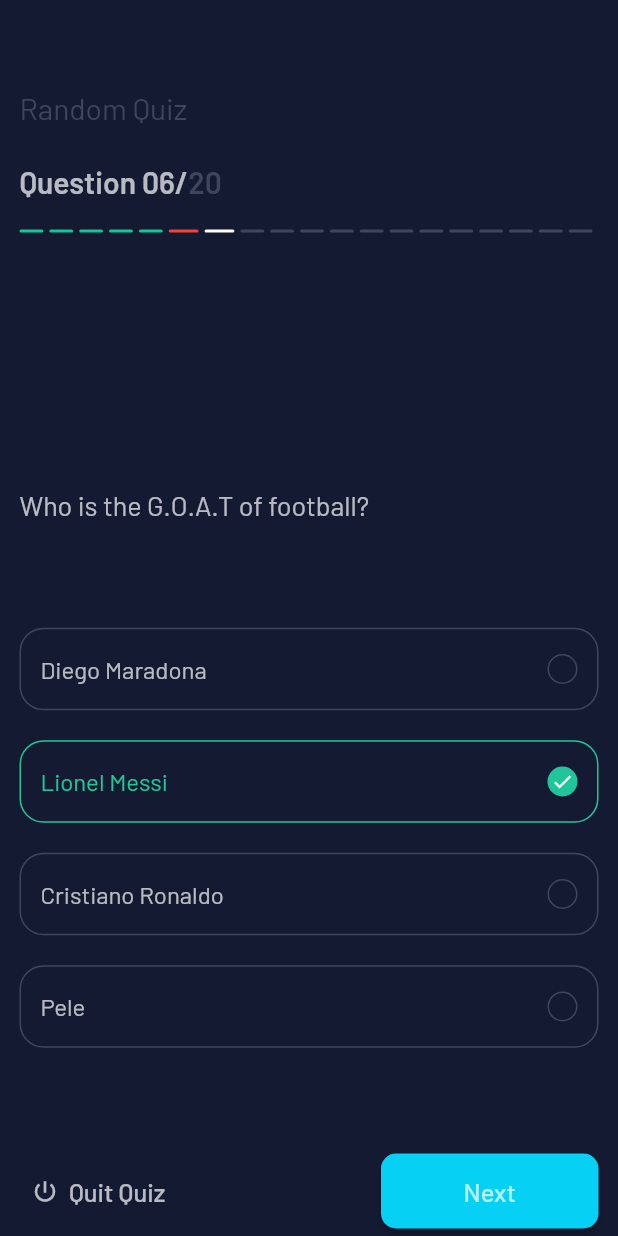
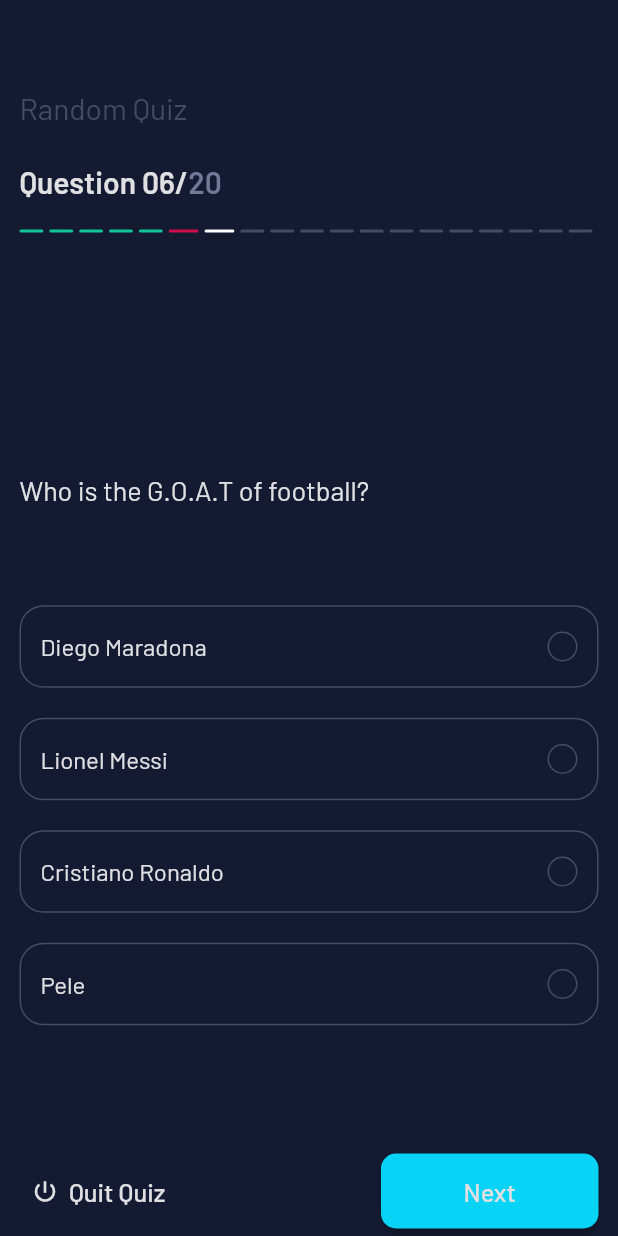
Before and after one commit to JamiuJimoh/Leading-Future-Takers, a Flutter app: the screen it shows after launch, on a phone screen of 412 x 824 dp. Run offline on Flutter 3.47's test engine with Material 2 defaults, Android fonts, the light colour scheme and no system bars; our stand-ins replace google_fonts.

Commit message:
completed the quiz ui

```diff
--- a/Flutter/quiz/lib/choice_indicator.dart
+++ /dev/null
@@ -1,27 +0,0 @@
-import 'package:flutter/material.dart';
-
-class ChoiceIndicator extends StatelessWidget {
-  const ChoiceIndicator({
-    Key? key,
-    required this.isChosen,
-  }) : super(key: key);
-  final bool isChosen;
-
-  @override
-  Widget build(BuildContext context) {
-    return Container(
-      height: 20.0,
-      width: 20.0,
-      decoration: BoxDecoration(
-        color: isChosen ? const Color(0xFF20C69A) : null,
-        border: Border.all(
-          color: isChosen ? const Color(0xFF20C69A) : const Color(0xFF40455E),
-        ),
-        borderRadius: BorderRadius.circular(50.0),
-      ),
-      child: isChosen
-          ? const Icon(Icons.check, size: 15.0, color: Colors.white)
-          : null,
-    );
-  }
-}
--- /dev/null
+++ b/Flutter/quiz/lib/constants.dart
@@ -0,0 +1,9 @@
+import 'dart:ui';
+
+const Color kOnPrimary3 = Color(0xFF464B64);
+const Color kOnPrimary2 = Color(0xFF737996);
+const Color kOnPrimary1 = Color(0xFFE0E0E3);
+const Color kSuccess = Color(0xFF10C69A);
+const Color kFailure = Color(0xFFCE0E4B);
+const Color kButtonColor = Color(0xFF06D3F6);
+const Color kBackgroundColor = Color(0xFF141A32);
--- a/Flutter/quiz/lib/home_page.dart
+++ b/Flutter/quiz/lib/home_page.dart
@@ -1,8 +1,9 @@
 import 'package:flutter/material.dart';
 import 'package:google_fonts/google_fonts.dart';
 
-import 'options_box.dart';
-import 'progress_bar.dart';
+import 'constants.dart';
+import 'widgets/options_box.dart';
+import 'widgets/progress_bar.dart';
 
 class HomePage extends StatelessWidget {
   const HomePage({Key? key}) : super(key: key);
@@ -20,7 +21,7 @@
             Text(
               'Random Quiz',
               style: GoogleFonts.barlow(
-                color: const Color(0xFF40455E),
+                color: kOnPrimary3,
                 fontSize: 20.0,
               ),
             ),
@@ -30,7 +31,7 @@
                 Text(
                   'Question 06/',
                   style: GoogleFonts.barlow(
-                    color: Colors.white70,
+                    color: kOnPrimary1,
                     fontSize: 20.0,
                     fontWeight: FontWeight.w600,
                   ),
@@ -38,7 +39,7 @@
                 Text(
                   '20',
                   style: GoogleFonts.barlow(
-                    color: const Color(0xFF40455E),
+                    color: kOnPrimary2,
                     fontSize: 20.0,
                     fontWeight: FontWeight.w600,
                   ),
@@ -56,11 +57,19 @@
                   Text(
                     'Who is the G.O.A.T of football?',
                     style: GoogleFonts.barlow(
-                      color: Colors.white70,
+                      color: kOnPrimary1,
                       fontSize: 18.0,
                     ),
                   ),
-                  const OptionsBox(),
+                  const OptionsBox(
+                    answer: 'Lionel Messi',
+                    options: [
+                      'Diego Maradona',
+                      'Lionel Messi',
+                      'Cristiano Ronaldo',
+                      'Pele',
+                    ],
+                  ),
                 ],
               ),
             ),
@@ -74,13 +83,13 @@
                       const Icon(
                         Icons.power_settings_new,
                         size: 18.0,
-                        color: Colors.white70,
+                        color: kOnPrimary1,
                       ),
                       const SizedBox(width: 7.0),
                       Text(
                         'Quit Quiz',
                         style: GoogleFonts.barlow(
-                          color: Colors.white70,
+                          color: kOnPrimary1,
                           fontSize: 17.0,
                         ),
                       ),
@@ -94,13 +103,13 @@
                     shape: RoundedRectangleBorder(
                       borderRadius: BorderRadius.circular(10.0),
                     ),
-                    primary: const Color(0xFF06D0F3),
+                    primary: kButtonColor,
                   ),
                   onPressed: () {},
                   child: Text(
                     'Next',
                     style: GoogleFonts.barlow(
-                      color: Colors.white70,
+                      color: kOnPrimary1,
                       fontSize: 17.0,
                     ),
                   ),
--- a/Flutter/quiz/lib/main.dart
+++ b/Flutter/quiz/lib/main.dart
@@ -1,4 +1,6 @@
 import 'package:flutter/material.dart';
+
+import 'constants.dart';
 import 'home_page.dart';
 
 // https://dribbble.com/shots/8210470-Quiz-App-Mobile-Application/attachments/586455?mode=media
@@ -19,9 +21,7 @@
     return MaterialApp(
       title: 'Flutter Demo',
       theme: ThemeData(
-        // primarySwatch: Color(0xFF10C69A),
-        backgroundColor: const Color(0xFF141A32),
-
+        backgroundColor: kBackgroundColor,
       ),
       home: const HomePage(),
     );
--- a/Flutter/quiz/lib/options_box.dart
+++ /dev/null
@@ -1,66 +0,0 @@
-import 'package:flutter/material.dart';
-import 'package:google_fonts/google_fonts.dart';
-
-import 'package:quiz/choice_indicator.dart';
-
-class OptionsBox extends StatelessWidget {
-  const OptionsBox({Key? key}) : super(key: key);
-
-  @override
-  Widget build(BuildContext context) {
-    return Column(
-      crossAxisAlignment: CrossAxisAlignment.stretch,
-      children: const [
-        _Options(option: 'Diego Maradona'),
-        SizedBox(height: 20.0),
-        _Options(option: 'Lionel Messi', isChosen: true),
-        SizedBox(height: 20.0),
-        _Options(option: 'Cristiano Ronaldo'),
-        SizedBox(height: 20.0),
-        _Options(option: 'Pele'),
-      ],
-    );
-  }
-}
-
-class _Options extends StatelessWidget {
-  const _Options({
-    Key? key,
-    this.color,
-    required this.option,
-    this.isChosen = false,
-  }) : super(key: key);
-  final Color? color;
-  final String option;
-  final bool isChosen;
-
-  @override
-  Widget build(BuildContext context) {
-    return Container(
-      padding: const EdgeInsets.symmetric(vertical: 10.0),
-      height: 55.0,
-      decoration: BoxDecoration(
-        borderRadius: BorderRadius.circular(16.0),
-        border: Border.all(
-          color: isChosen ? const Color(0xFF20C69A) : const Color(0xFF40455E),
-        ),
-      ),
-      child: Padding(
-        padding: const EdgeInsets.symmetric(horizontal: 13.0),
-        child: Row(
-          mainAxisAlignment: MainAxisAlignment.spaceBetween,
-          children: [
-            Text(
-              option,
-              style: GoogleFonts.barlow(
-                color: isChosen ? const Color(0xFF20C69A) : Colors.white70,
-                fontSize: 16.0,
-              ),
-            ),
-            ChoiceIndicator(isChosen: isChosen)
-          ],
-        ),
-      ),
-    );
-  }
-}
--- /dev/null
+++ b/Flutter/quiz/lib/widgets/option.dart
@@ -0,0 +1,97 @@
+import 'package:flutter/material.dart';
+import 'package:google_fonts/google_fonts.dart';
+
+import '../constants.dart';
+
+class Option extends StatefulWidget {
+  const Option({
+    Key? key,
+    this.color,
+    required this.option,
+    required this.answer,
+    required this.answered,
+    required this.answeredFn,
+  }) : super(key: key);
+  final Color? color;
+  final String option;
+  final String answer;
+  final bool answered;
+  final void Function(bool) answeredFn;
+
+  @override
+  State<Option> createState() => _OptionState();
+}
+
+class _OptionState extends State<Option> {
+  var _isCorrect = false;
+  var _initialColor = kOnPrimary3;
+  Icon? _icon;
+  Color? _iconContainerColor;
+  Color? _textColor = kOnPrimary1;
+
+  void onTap() {
+    setState(() {
+      if (widget.answer == widget.option) {
+        _isCorrect = true;
+      }
+      if (_isCorrect) {
+        _initialColor = kSuccess;
+        _icon = const Icon(Icons.check, size: 15.0, color: Colors.white);
+        _iconContainerColor = _initialColor;
+        _textColor = _initialColor;
+      } else {
+        _initialColor = kFailure;
+        _icon = const Icon(Icons.close, size: 15.0, color: Colors.white);
+        _iconContainerColor = _initialColor;
+        _textColor = _initialColor;
+      }
+    });
+    // ? using a call back to pass 'false' to the parent
+    // ? to tell the parent that the question is answered or a choice was made
+    widget.answeredFn(true);
+  }
+
+  @override
+  Widget build(BuildContext context) {
+    return GestureDetector(
+      onTap: widget.answered ? null : onTap,
+      child: Container(
+        padding: const EdgeInsets.symmetric(vertical: 10.0),
+        height: 55.0,
+        decoration: BoxDecoration(
+          borderRadius: BorderRadius.circular(16.0),
+          border: Border.all(
+            color: _initialColor,
+          ),
+        ),
+        child: Padding(
+          padding: const EdgeInsets.symmetric(horizontal: 13.0),
+          child: Row(
+            mainAxisAlignment: MainAxisAlignment.spaceBetween,
+            children: [
+              Text(
+                widget.option,
+                style: GoogleFonts.barlow(
+                  color: _textColor,
+                  fontSize: 16.0,
+                ),
+              ),
+              Container(
+                height: 20.0,
+                width: 20.0,
+                decoration: BoxDecoration(
+                  color: _iconContainerColor,
+                  border: Border.all(
+                    color: _initialColor,
+                  ),
+                  borderRadius: BorderRadius.circular(50.0),
+                ),
+                child: _icon,
+              ),
+            ],
+          ),
+        ),
+      ),
+    );
+  }
+}
--- /dev/null
+++ b/Flutter/quiz/lib/widgets/options_box.dart
@@ -0,0 +1,44 @@
+import 'package:flutter/material.dart';
+
+import 'option.dart';
+
+class OptionsBox extends StatefulWidget {
+  const OptionsBox({
+    Key? key,
+    required this.options,
+    required this.answer,
+  }) : super(key: key);
+  final List<String> options;
+  final String answer;
+
+  @override
+  State<OptionsBox> createState() => _OptionsBoxState();
+}
+
+class _OptionsBoxState extends State<OptionsBox> {
+  var _isAnswered = false;
+  @override
+  Widget build(BuildContext context) {
+    return Column(
+      crossAxisAlignment: CrossAxisAlignment.stretch,
+      children: [
+        for (var option in widget.options)
+          Column(
+            children: [
+              Option(
+                option: option,
+                answer: widget.answer,
+                answered: _isAnswered,
+                answeredFn: (ans) {
+                  setState(() {
+                    _isAnswered = ans;
+                  });
+                },
+              ),
+              const SizedBox(height: 20.0),
+            ],
+          ),
+      ],
+    );
+  }
+}
--- a/Flutter/quiz/lib/progress_bar.dart
+++ b/Flutter/quiz/lib/widgets/progress_bar.dart
@@ -1,4 +1,6 @@
 import 'package:flutter/material.dart';
+
+import '../constants.dart';
 
 class ProgressBar extends StatelessWidget {
   const ProgressBar({Key? key}) : super(key: key);
@@ -12,12 +14,12 @@
           Expanded(
             child: Row(
               children: const [
-                _Bar(color: Color(0xFF10C69A)),
+                _Bar(color: kSuccess),
                 SizedBox(width: 4.0),
               ],
             ),
           ),
-        const _Bar(color: Colors.red),
+        const _Bar(color: kFailure),
         const SizedBox(width: 4.0),
         const _Bar(color: Colors.white),
         const SizedBox(width: 4.0),
@@ -49,8 +51,9 @@
         padding: const EdgeInsets.only(left: 15.0, right: 15.0),
         height: 2.0,
         decoration: BoxDecoration(
-            color: color ?? const Color(0xFF40455E),
-            borderRadius: const BorderRadius.all(Radius.circular(20.0))),
+          color: color ?? kOnPrimary3,
+          borderRadius: const BorderRadius.all(Radius.circular(20.0)),
+        ),
       ),
     );
   }
```
